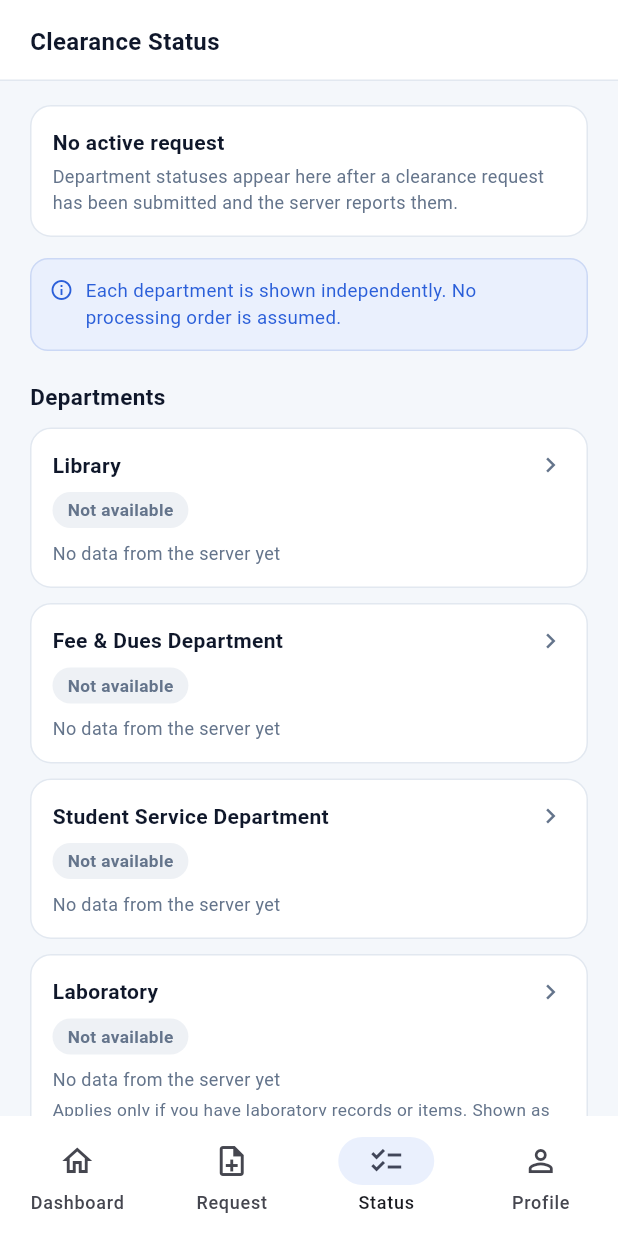
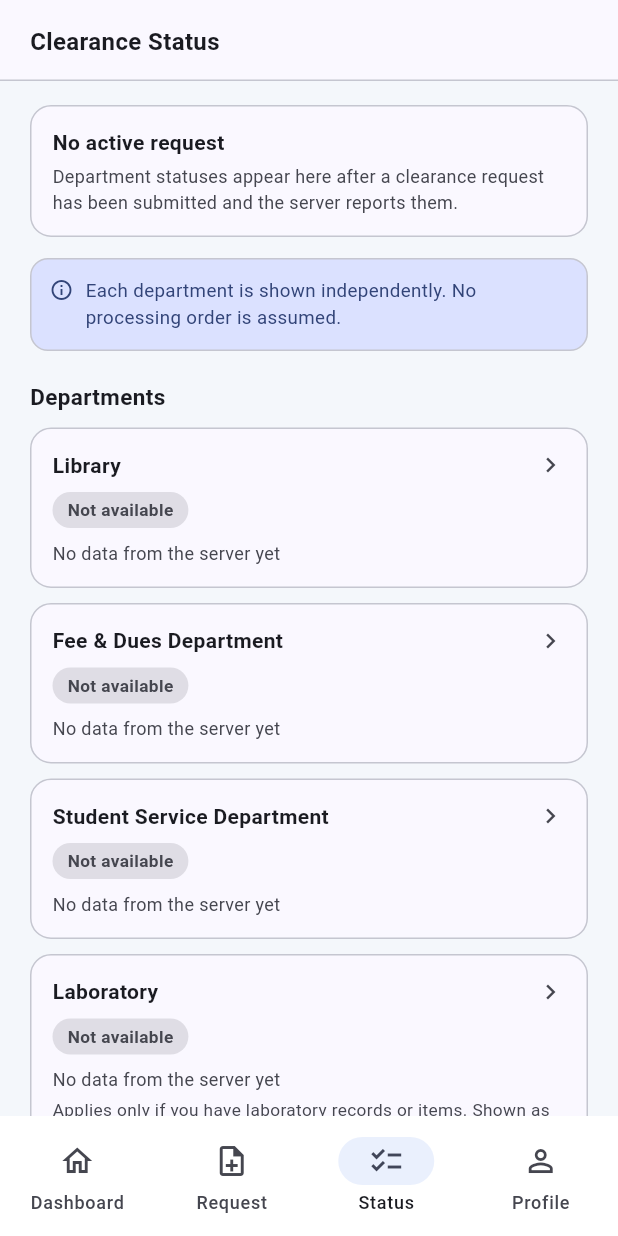
Before and after one commit to ibad-r/e-clearance-mobile, a Flutter app: the StudentShell screen opened by its route, item 3 of the bottom bar chosen, on a phone screen of 412 x 824 dp. Run offline on Flutter 3.47's test engine with Material 3 defaults, Android fonts, the phone set to English and light mode, and no system bars; our stand-ins replace flutter_secure_storage; accounts and stored records are empty.

Commit message:
chore: remove unused import

```diff
--- a/lib/features/student/screens/student_status_screen.dart
+++ b/lib/features/student/screens/student_status_screen.dart
@@ -1,6 +1,6 @@
 import 'package:flutter/material.dart';
 import 'package:provider/provider.dart';
-import '../../../core/theme/app_theme.dart';
+
 import '../state/student_state.dart';
 
 class StudentStatusScreen extends StatelessWidget {
@@ -23,7 +23,7 @@ class StudentStatusScreen extends StatelessWidget {
   DepartmentStatusItem? _find(StudentRequestStatus? r, String name) {
     if (r == null) return null;
     for (final d in r.departments) {
-      if (d.name == name) return d;
+      if (d.name.startsWith(name)) return d;
     }
     return null;
   }
@@ -31,6 +31,7 @@ class StudentStatusScreen extends StatelessWidget {
   @override
   Widget build(BuildContext context) {
     final request = context.watch<StudentState>().currentRequest;
+    final cs = Theme.of(context).colorScheme;
 
     return SafeArea(
       bottom: false,
@@ -39,16 +40,16 @@ class StudentStatusScreen extends StatelessWidget {
           Container(
             width: double.infinity,
             padding: const EdgeInsets.fromLTRB(20, 16, 20, 14),
-            decoration: const BoxDecoration(
-              color: Colors.white,
-              border: Border(bottom: BorderSide(color: AppTheme.border)),
+            decoration: BoxDecoration(
+              color: cs.surface,
+              border: Border(bottom: BorderSide(color: cs.outlineVariant)),
             ),
-            child: const Text(
+            child: Text(
               'Clearance Status',
               style: TextStyle(
                 fontSize: 16,
                 fontWeight: FontWeight.w700,
-                color: AppTheme.textDark,
+                color: cs.onSurface,
               ),
             ),
           ),
@@ -60,22 +61,22 @@ class StudentStatusScreen extends StatelessWidget {
                 children: [
                   _RequestSummary(request: request),
                   const SizedBox(height: 14),
-                  const _InfoBox(
+                  _InfoBox(
                     icon: Icons.info_outline,
                     child: Text(
                       'Each department is shown independently. '
                           'No processing order is assumed.',
                       style: TextStyle(
-                          fontSize: 12.5, color: AppTheme.primary),
+                          fontSize: 12.5, color: cs.onPrimaryContainer),
                     ),
                   ),
                   const SizedBox(height: 20),
-                  const Text(
+                  Text(
                     'Departments',
                     style: TextStyle(
                       fontSize: 15,
                       fontWeight: FontWeight.w700,
-                      color: AppTheme.textDark,
+                      color: cs.onSurface,
                     ),
                   ),
                   const SizedBox(height: 10),
@@ -89,12 +90,12 @@ class StudentStatusScreen extends StatelessWidget {
                   _InfoBox(
                     icon: Icons.school_outlined,
                     child: RichText(
-                      text: const TextSpan(
+                      text: TextSpan(
                         style: TextStyle(
                             fontSize: 12.5,
-                            color: AppTheme.primary,
+                            color: cs.onPrimaryContainer,
                             height: 1.35),
-                        children: [
+                        children: const [
                           TextSpan(
                             text: 'Next step after clearance: ',
                             style: TextStyle(fontWeight: FontWeight.w700),
@@ -117,9 +118,9 @@ class StudentStatusScreen extends StatelessWidget {
                     child: OutlinedButton(
                       onPressed: onViewDetails,
                       style: OutlinedButton.styleFrom(
-                        backgroundColor: Colors.white,
-                        foregroundColor: AppTheme.textDark,
-                        side: const BorderSide(color: AppTheme.border),
+                        backgroundColor: cs.surface,
+                        foregroundColor: cs.onSurface,
+                        side: BorderSide(color: cs.outlineVariant),
                         shape: RoundedRectangleBorder(
                             borderRadius: BorderRadius.circular(12)),
                       ),
@@ -150,30 +151,30 @@ class _RequestSummary extends StatelessWidget {
 
   @override
   Widget build(BuildContext context) {
+    final cs = Theme.of(context).colorScheme;
     final r = request;
     return Container(
       width: double.infinity,
       padding: const EdgeInsets.all(14),
       decoration: BoxDecoration(
-        color: Colors.white,
+        color: cs.surface,
         borderRadius: BorderRadius.circular(14),
-        border: Border.all(color: AppTheme.border),
+        border: Border.all(color: cs.outlineVariant),
       ),
       child: r == null
-          ? const Column(
+          ? Column(
         crossAxisAlignment: CrossAxisAlignment.start,
         children: [
           Text('No active request',
               style: TextStyle(
                   fontSize: 14,
                   fontWeight: FontWeight.w700,
-                  color: AppTheme.textDark)),
-          SizedBox(height: 4),
+                  color: cs.onSurface)),
+          const SizedBox(height: 4),
           Text(
             'Department statuses appear here after a clearance '
                 'request has been submitted and the server reports them.',
-            style:
-            TextStyle(fontSize: 12, color: AppTheme.textMuted),
+            style: TextStyle(fontSize: 12, color: cs.onSurfaceVariant),
           ),
         ],
       )
@@ -185,18 +186,18 @@ class _RequestSummary extends StatelessWidget {
             children: [
               Text(
                 r.referenceNumber,
-                style: const TextStyle(
+                style: TextStyle(
                     fontSize: 12,
                     fontFamily: 'monospace',
-                    color: AppTheme.textMuted),
+                    color: cs.onSurfaceVariant),
               ),
               _Badge(label: r.overallStatus, kind: _BadgeKind.pending),
             ],
           ),
           const SizedBox(height: 6),
           Text('Submitted ${r.submittedOn}',
-              style: const TextStyle(
-                  fontSize: 12, color: AppTheme.textMuted)),
+              style: TextStyle(
+                  fontSize: 12, color: cs.onSurfaceVariant)),
         ],
       ),
     );
@@ -210,18 +211,19 @@ class _InfoBox extends StatelessWidget {
 
   @override
   Widget build(BuildContext context) {
+    final cs = Theme.of(context).colorScheme;
     return Container(
       width: double.infinity,
       padding: const EdgeInsets.all(12),
       decoration: BoxDecoration(
-        color: AppTheme.infoBg,
+        color: cs.primaryContainer,
         borderRadius: BorderRadius.circular(12),
-        border: Border.all(color: const Color(0xFFCBD8F5)),
+        border: Border.all(color: cs.outlineVariant),
       ),
       child: Row(
         crossAxisAlignment: CrossAxisAlignment.start,
         children: [
-          Icon(icon, size: 16, color: AppTheme.primary),
+          Icon(icon, size: 16, color: cs.onPrimaryContainer),
           const SizedBox(width: 8),
           Expanded(child: child),
         ],
@@ -243,6 +245,7 @@ class _DepartmentCard extends StatelessWidget {
 
   @override
   Widget build(BuildContext context) {
+    final cs = Theme.of(context).colorScheme;
     final i = item;
     final badge = i == null
         ? const _Badge(label: 'Not available', kind: _BadgeKind.unknown)
@@ -263,9 +266,9 @@ class _DepartmentCard extends StatelessWidget {
         margin: const EdgeInsets.only(bottom: 10),
         padding: const EdgeInsets.all(14),
         decoration: BoxDecoration(
-          color: Colors.white,
+          color: cs.surface,
           borderRadius: BorderRadius.circular(14),
-          border: Border.all(color: AppTheme.border),
+          border: Border.all(color: cs.outlineVariant),
         ),
         child: Column(
           crossAxisAlignment: CrossAxisAlignment.start,
@@ -276,15 +279,15 @@ class _DepartmentCard extends StatelessWidget {
                 Expanded(
                   child: Text(
                     area.name,
-                    style: const TextStyle(
+                    style: TextStyle(
                       fontSize: 14,
                       fontWeight: FontWeight.w700,
-                      color: AppTheme.textDark,
+                      color: cs.onSurface,
                     ),
                   ),
                 ),
-                const Icon(Icons.chevron_right,
-                    size: 20, color: AppTheme.textMuted),
+                Icon(Icons.chevron_right,
+                    size: 20, color: cs.onSurfaceVariant),
               ],
             ),
             const SizedBox(height: 8),
@@ -294,15 +297,13 @@ class _DepartmentCard extends StatelessWidget {
               i == null
                   ? 'No data from the server yet'
                   : (i.updateText ?? 'No update yet'),
-              style:
-              const TextStyle(fontSize: 12, color: AppTheme.textMuted),
+              style: TextStyle(fontSize: 12, color: cs.onSurfaceVariant),
             ),
             if (area.note != null) ...[
               const SizedBox(height: 4),
               Text(
                 area.note!,
-                style: const TextStyle(
-                    fontSize: 11.5, color: AppTheme.textMuted),
+                style: TextStyle(fontSize: 11.5, color: cs.onSurfaceVariant),
               ),
             ],
           ],
@@ -321,23 +322,16 @@ class _Badge extends StatelessWidget {
 
   @override
   Widget build(BuildContext context) {
-    final Color bg;
-    final Color fg;
-    switch (kind) {
-      case _BadgeKind.pending:
-        bg = const Color(0xFFFEF3C7);
-        fg = const Color(0xFFB45309);
-      case _BadgeKind.cleared:
-        bg = const Color(0xFFE6F4EA);
-        fg = const Color(0xFF15803D);
-      case _BadgeKind.unknown:
-        bg = const Color(0xFFEEF1F5);
-        fg = AppTheme.textMuted;
-    }
+    final cs = Theme.of(context).colorScheme;
+    final Color fg = switch (kind) {
+      _BadgeKind.pending => const Color(0xFFD97706),
+      _BadgeKind.cleared => const Color(0xFF16A34A),
+      _BadgeKind.unknown => cs.onSurfaceVariant,
+    };
     return Container(
       padding: const EdgeInsets.symmetric(horizontal: 10, vertical: 4),
       decoration: BoxDecoration(
-        color: bg,
+        color: fg.withValues(alpha: 0.15),
         borderRadius: BorderRadius.circular(20),
       ),
       child: Text(
```
